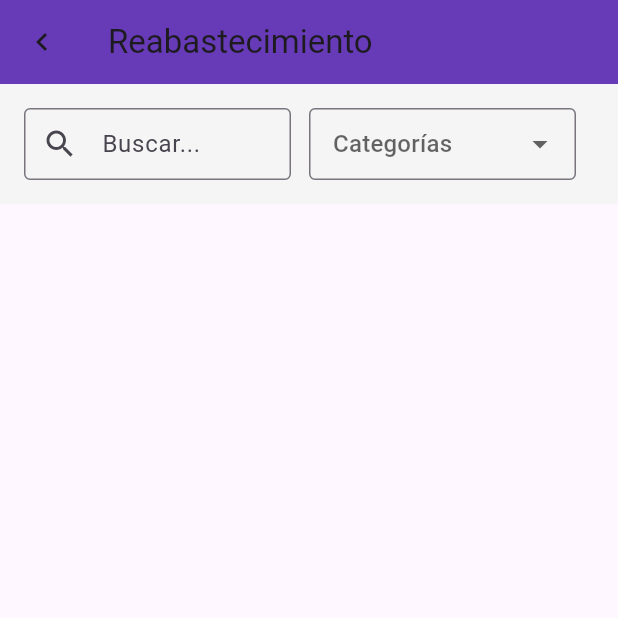
After one commit to IbarrioNix/Tienda_Tecnologia, a Flutter app: the ReabastecimientoScreen screen opened directly, on a phone screen of 412 x 824 dp, the top half of it. The commit adds this screen. Run offline on Flutter 3.47's test engine with Material 3 defaults, Android fonts, the phone set to English and light mode, and no system bars; network calls fail.

Commit message:
Changelog: Implementacion de la pantalla de reabastecimiento e creacion del modelo de reabastecimiento

```diff
--- /dev/null
+++ b/lib/models/reabastecimiento.dart
@@ -0,0 +1,133 @@
+import 'package:flutter/material.dart';
+
+class Reabastecimiento {
+  final int id;
+  final int productoId;
+  final String productoNombre;
+  final String marca;
+  final String? modelo;
+  final int cantidadAgregada;
+  final double costoTotal;
+  final bool reabastecimiento;
+  final bool devolucion;
+  final bool ajusteManual;
+  final String? proveedor;
+  final String? notas;
+  final DateTime createdAt;
+
+  Reabastecimiento({
+    required this.id,
+    required this.productoId,
+    required this.productoNombre,
+    required this.marca,
+    this.modelo,
+    required this.cantidadAgregada,
+    required this.costoTotal,
+    required this.reabastecimiento,
+    required this.devolucion,
+    required this.ajusteManual,
+    this.proveedor,
+    this.notas,
+    required this.createdAt,
+  });
+
+  factory Reabastecimiento.fromJson(Map<String, dynamic> json){
+    return Reabastecimiento(
+      id: json['id'],
+      productoId: json['producto_id'],
+      productoNombre: json['producto_nombre'] ?? 'Sin nombre',
+      marca: json['marca'] ?? 'Sin marca',
+      modelo: json['modelo'],
+      cantidadAgregada: json['cantidad_agregada'],
+      costoTotal: (json['costo_total'] ?? 0.0).toDouble(),
+      reabastecimiento: json['reabastecimiento'] ?? false,
+      devolucion: json['devolucion'] ?? false,
+      ajusteManual: json['ajuste_manual'] ?? false,
+      proveedor: json['proveedor'],
+      notas: json['notas'],
+      createdAt: DateTime.parse(json['created_at']),
+    );
+  }
+
+  // Convertir a JSON (por si necesitas enviar datos de vuelta al servidor)
+  Map<String, dynamic> toJson() {
+    return {
+      'id': id,
+      'producto_id': productoId,
+      'cantidad_agregada': cantidadAgregada,
+      'costo_total': costoTotal,
+      'reabastecimiento': reabastecimiento,
+      'devolucion': devolucion,
+      'ajuste_manual': ajusteManual,
+      'proveedor': proveedor,
+      'notas': notas,
+    };
+  }
+
+
+  // Getters para la UI
+  String get tipoDisplay {
+    if (reabastecimiento) return 'Compra';
+    if (devolucion) return 'Devolución';
+    if (ajusteManual) return 'Ajuste Manual';
+    return 'Desconocido';
+  }
+
+  String get tipoApi {
+    if (reabastecimiento) return 'reabastecimiento';
+    if (devolucion) return 'devolucion';
+    if (ajusteManual) return 'ajuste_manual';
+    return '';
+  }
+
+  Color get colorTipo {
+    if (reabastecimiento) return Colors.purple;
+    if (devolucion) return Colors.deepOrangeAccent;
+    if (ajusteManual) return Colors.lightBlue;
+    return Colors.grey;
+  }
+
+  IconData get iconoTipo {
+    if (reabastecimiento) return Icons.shopping_cart;
+    if (devolucion) return Icons.undo;
+    if (ajusteManual) return Icons.tune;
+    return Icons.help_outline;
+  }
+
+  // Calcular costo unitario
+  double get costoUnitario {
+    if (cantidadAgregada > 0 && costoTotal > 0) {
+      return costoTotal / cantidadAgregada;
+    }
+    return 0.0;
+  }
+
+  // Información completa del producto
+  String get productoCompleto {
+    String resultado = productoNombre;
+    if (marca.isNotEmpty && marca != 'Sin marca') {
+      resultado += ' - $marca';
+    }
+    if (modelo != null && modelo!.isNotEmpty) {
+      resultado += ' $modelo';
+    }
+    return resultado;
+  }
+
+  // Para debugging
+  @override
+  String toString() {
+    return 'Reabastecimiento{id: $id, producto: $productoNombre, tipo: $tipoDisplay, cantidad: $cantidadAgregada}';
+  }
+
+  // Para comparaciones
+  @override
+  bool operator ==(Object other) {
+    if (identical(this, other)) return true;
+    return other is Reabastecimiento && other.id == id;
+  }
+
+  @override
+  int get hashCode => id.hashCode;
+
+}
--- a/lib/screens/home_screen.dart
+++ b/lib/screens/home_screen.dart
@@ -2,6 +2,7 @@ import 'package:flutter/material.dart';
 import 'login_screen.dart';
 import 'inventario_screen.dart';
 import 'ventas_screen.dart';
+import 'reabastecimiento_screen.dart';
 
 class HomeScreen extends StatelessWidget {
   final List<Map<String, dynamic>> opcionesMenu = [
@@ -61,6 +62,12 @@ class HomeScreen extends StatelessWidget {
                   MaterialPageRoute(builder: (context) => VentasScreen()),
                 );
             }
+              else if(opcion['titulo'] == 'Reabastecimiento'){
+                Navigator.pushReplacement(
+                  context,
+                  MaterialPageRoute(builder: (context) => ReabastecimientoScreen()),
+                );
+              }
             print('${opcion['titulo']} presionado');
           },
           child: Container(
--- /dev/null
+++ b/lib/screens/reabastecimiento_screen.dart
@@ -0,0 +1,91 @@
+import 'package:flutter/material.dart';
+import 'home_screen.dart';
+
+class ReabastecimientoScreen extends StatefulWidget{
+  const ReabastecimientoScreen({super.key});
+
+  @override
+  _ReabastecimientoScreenState createState() => _ReabastecimientoScreenState();
+}
+
+class _ReabastecimientoScreenState extends State<ReabastecimientoScreen> {
+
+  String selectedCategory = 'Todos';
+  final List<String> _options = ['Opción 1', 'Opción 2', 'Opción 3'];
+
+  @override
+  Widget build(BuildContext context) {
+    bool isDesktop = MediaQuery
+        .of(context)
+        .size
+        .width > 600;
+    return Scaffold(
+      appBar: AppBar(
+        leading: IconButton(
+          onPressed: () {
+            Navigator.pushReplacement(
+              context,
+              MaterialPageRoute(builder: (context) => HomeScreen()),
+            );
+          },
+          icon: Icon(Icons.navigate_before),
+        ),
+        title: Text('Reabastecimiento'),
+        backgroundColor: Colors.deepPurple,
+      ),
+      body: Column(
+        children: [
+          Container(
+            padding: EdgeInsets.all(16.0),
+            color: Colors.grey[100],
+            child: Row(
+              children: [
+                Expanded(
+                  flex: 2,
+                  child: TextField(
+                    decoration: InputDecoration(
+                      hintText: 'Buscar...',
+                      prefixIcon: Icon(Icons.search),
+                      border: OutlineInputBorder(),
+                      contentPadding: EdgeInsets.symmetric(vertical: 8),
+                    ),
+                  ),
+                ),
+                SizedBox(width: 12),
+
+                Expanded(
+                  flex: 2,
+                  child: DropdownButtonFormField<String>(
+                    value: selectedCategory,
+                    decoration: InputDecoration(
+                      border: OutlineInputBorder(),
+                      contentPadding: EdgeInsets.symmetric(
+                        horizontal: 12,
+                        vertical: 8,
+                      ),
+                    ),
+                    hint: Text('Categorías'),
+                    items: _options
+                        .map(
+                          (categoria) =>
+                          DropdownMenuItem(
+                            value: categoria,
+                            child: Text(categoria),
+                          ),
+                    ).toList(),
+                    onChanged: (value) {
+                      setState(() {
+                        selectedCategory = value ?? 'Todos';
+                      });
+                    },
+                  ),
+                ),
+                SizedBox(width: 12),
+              ],
+            ),
+          ),
+        ],
+      ),
+    );
+  }
+}
```
